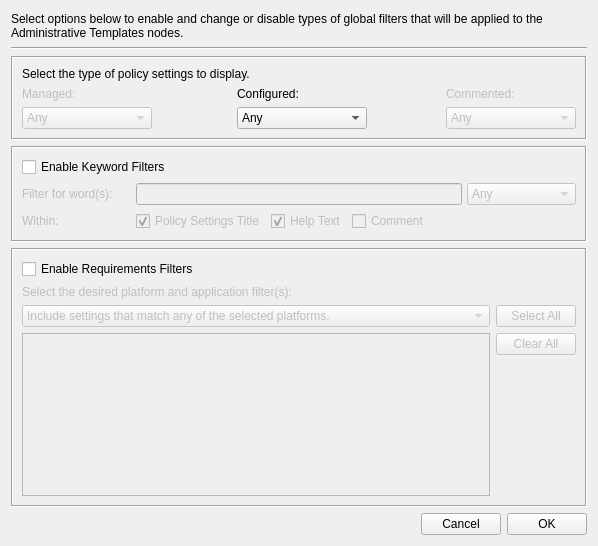
august-alt/gpui, file src/plugins/administrative_templates/ui/templatefilterdialog.ui: the form before one commit.
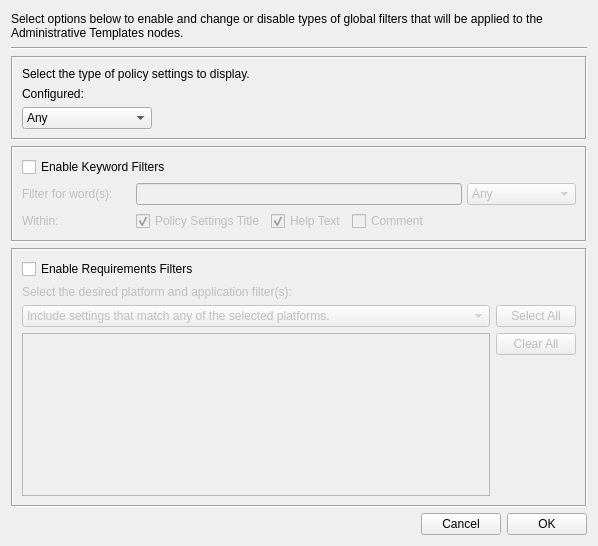
The form after the commit.

Commit message: chore: remove unused element from template filter ui

```diff
--- a/src/plugins/administrative_templates/ui/templatefilterdialog.ui
+++ b/src/plugins/administrative_templates/ui/templatefilterdialog.ui
@@ -41,7 +41,7 @@
       <enum>QFrame::Sunken</enum>
      </property>
      <layout class="QGridLayout" name="gridLayout">
-      <item row="0" column="0" colspan="3">
+      <item row="0" column="0">
        <widget class="QLabel" name="displayLabel">
         <property name="text">
          <string>Select the type of policy settings to display.</string>
@@ -49,22 +49,6 @@
        </widget>
       </item>
       <item row="1" column="0">
-       <widget class="QLabel" name="managedLabel">
-        <property name="visible">
-         <bool>false</bool>
-        </property>
-        <property name="enabled">
-         <bool>false</bool>
-        </property>
-        <property name="text">
-         <string>Managed:</string>
-        </property>
-        <property name="buddy">
-         <cstring>managedComboBox</cstring>
-        </property>
-       </widget>
-      </item>
-      <item row="1" column="2">
        <widget class="QLabel" name="configLabel">
         <property name="text">
          <string>Configured:</string>
@@ -74,76 +58,7 @@
         </property>
        </widget>
       </item>
-      <item row="1" column="4">
-       <widget class="QLabel" name="commentLabel">
-        <property name="visible">
-         <bool>false</bool>
-        </property>
-        <property name="enabled">
-         <bool>false</bool>
-        </property>
-        <property name="text">
-         <string>Commented:</string>
-        </property>
-        <property name="buddy">
-         <cstring>commentedComboBox</cstring>
-        </property>
-       </widget>
-      </item>
       <item row="2" column="0">
-       <widget class="QComboBox" name="managedComboBox">
-        <property name="visible">
-         <bool>false</bool>
-        </property>
-        <property name="enabled">
-         <bool>false</bool>
-        </property>
-        <property name="minimumSize">
-         <size>
-          <width>130</width>
-          <height>0</height>
-         </size>
-        </property>
-        <property name="maximumSize">
-         <size>
-          <width>100</width>
-          <height>16777215</height>
-         </size>
-        </property>
-        <property name="editable">
-         <bool>false</bool>
-        </property>
-        <item>
-         <property name="text">
-          <string>Any</string>
-         </property>
-        </item>
-        <item>
-         <property name="text">
-          <string>Yes</string>
-         </property>
-        </item>
-        <item>
-         <property name="text">
-          <string>No</string>
-         </property>
-        </item>
-       </widget>
-      </item>
-      <item row="2" column="1">
-       <spacer name="horizontalSpacer_2">
-        <property name="orientation">
-         <enum>Qt::Horizontal</enum>
-        </property>
-        <property name="sizeHint" stdset="0">
-         <size>
-          <width>75</width>
-          <height>20</height>
-         </size>
-        </property>
-       </spacer>
-      </item>
-      <item row="2" column="2">
        <widget class="QComboBox" name="configuredComboBox">
         <property name="minimumSize">
          <size>
@@ -177,7 +92,7 @@
         </item>
        </widget>
       </item>
-      <item row="2" column="3">
+      <item row="2" column="1">
        <spacer name="horizontalSpacer_3">
         <property name="orientation">
          <enum>Qt::Horizontal</enum>
@@ -190,52 +105,6 @@
         </property>
        </spacer>
       </item>
-      <item row="2" column="4">
-       <widget class="QComboBox" name="commentedComboBox">
-        <property name="visible">
-         <bool>false</bool>
-        </property>
-        <property name="enabled">
-         <bool>false</bool>
-        </property>
-        <property name="minimumSize">
-         <size>
-          <width>130</width>
-          <height>0</height>
-         </size>
-        </property>
-        <property name="maximumSize">
-         <size>
-          <width>100</width>
-          <height>16777215</height>
-         </size>
-        </property>
-        <property name="editable">
-         <bool>false</bool>
-        </property>
-        <property name="duplicatesEnabled">
-         <bool>false</bool>
-        </property>
-        <property name="frame">
-         <bool>true</bool>
-        </property>
-        <item>
-         <property name="text">
-          <string>Any</string>
-         </property>
-        </item>
-        <item>
-         <property name="text">
-          <string>Yes</string>
-         </property>
-        </item>
-        <item>
-         <property name="text">
-          <string>No</string>
-         </property>
-        </item>
-       </widget>
-      </item>
      </layout>
     </widget>
    </item>
```
Left out of the diff: 2 changed lines with no effect on the pictures. The commit also changes 1 other file.
